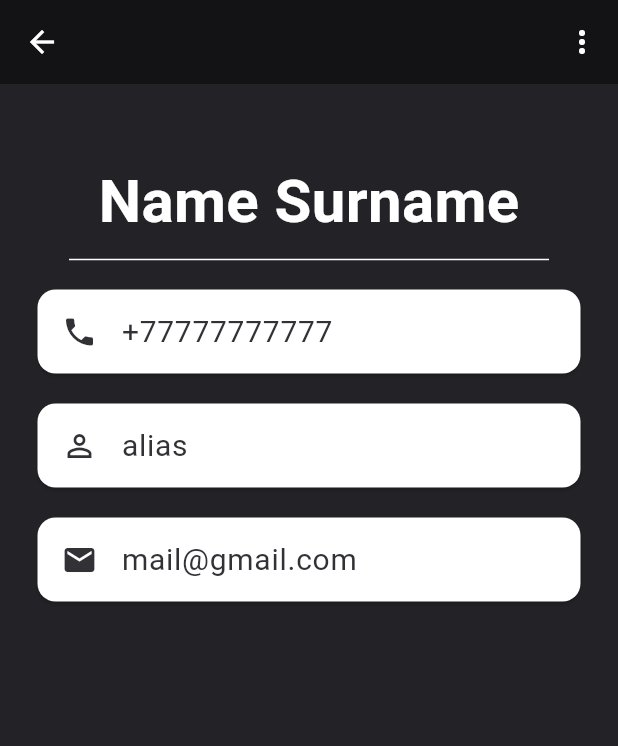
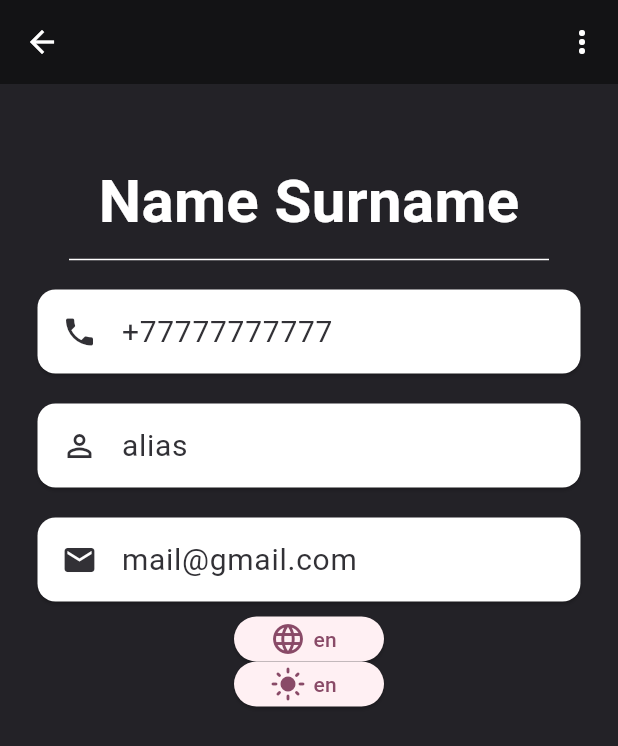
Before and after one commit to edikgoose/news-app, a Flutter app: the ProfilePage screen opened directly, on a phone screen of 412 x 824 dp. Shown: the top 746 px of the screen. Run offline on Flutter 3.47's test engine with Material 2 defaults, Android fonts, the light colour scheme and no system bars; our stand-ins replace firebase_core, firebase_crashlytics, flutter_riverpod, freezed_annotation; accounts and stored records are empty; generated files the repository leaves out were written again; network calls fail; Roboto replaces fonts that are missing (Pacifico, Source Sans Pro).

Commit message:
localization is ready, started work on themes

```diff
--- /dev/null
+++ b/l10n.yaml
@@ -0,0 +1,3 @@
+arb-dir: lib/l10n
+template-arb-file: app_en.arb
+output-localization-file: app_localizations.dart
--- a/lib/pages/profile_page.dart
+++ b/lib/pages/profile_page.dart
@@ -1,18 +1,25 @@
 import 'package:flutter/material.dart';
 import 'package:flutter_riverpod/flutter_riverpod.dart';
 import 'package:news_app/constants/colors.dart';
+import 'package:news_app/provider/theme_provider.dart';
 
 import '../news_model/user.dart';
+import '../provider/locale_provider.dart';
 import '../widgets/info_field_widget.dart';
 import 'auth_page.dart';
 
+
+bool theme = false;
 class ProfilePage extends ConsumerWidget {
   final UserModel user;
+
 
   const ProfilePage({required this.user, super.key});
 
   @override
   Widget build(BuildContext context, WidgetRef ref) {
+    final curLocale = ref.watch(localeProvider).locale;
+
     return Scaffold(
         backgroundColor: AppColors.background,
         appBar: AppBar(
@@ -73,6 +80,55 @@ class ProfilePage extends ConsumerWidget {
               InfoCard(text: user.phone, icon: Icons.phone),
               InfoCard(text: user.nickname, icon: Icons.perm_identity),
               InfoCard(text: user.mail, icon: Icons.email),
+              SizedBox(
+              width: 100,
+              height: 30,
+              child: ElevatedButton(
+                child: Row(
+                  mainAxisSize: MainAxisSize.max,
+                  mainAxisAlignment: MainAxisAlignment.start,
+                  children: [
+                    const Icon(
+                      Icons.language,
+                      size: 24.0,
+                    ),
+                    const SizedBox(
+                      width: 5,
+                      height: 30,
+                    ),
+                    Text(curLocale.languageCode),
+                  ],
+                ),
+                onPressed: () {
+                  ref.read(localeProvider.notifier).changeLocale();
+                },
+              ),
+            ),
+            SizedBox(
+              width: 100,
+              height: 30,
+              child: ElevatedButton(
+                child: Row(
+                  mainAxisSize: MainAxisSize.max,
+                  mainAxisAlignment: MainAxisAlignment.start,
+                  children: [
+                    Icon(
+                      theme ? Icons.dark_mode : Icons.light_mode,
+                      size: 24.0,
+                    ),
+                    const SizedBox(
+                      width: 5,
+                      height: 30,
+                    ),
+                    Text(curLocale.languageCode),
+                  ],
+                ),
+                onPressed: () {
+                  ref.read(themeProvider.notifier).toggle();
+                  theme = !theme;
+                },
+              ),
+            ),
             ],
           ),
         ));
--- a/lib/provider/news_provider.dart
+++ b/lib/provider/news_provider.dart
@@ -47,8 +47,9 @@ class NewsNotifier extends StateNotifier<NewsState> {
     for (var i = 0; i < news.length; i++) {
       if (news[i].content != null) {
         if (news[i].urlToImage == null) {
+
           news[i].urlToImage =
-              'https://github.com/edikgoose/news-app/tree/main/assets/images';
+              'https://raw.githubusercontent.com/edikgoose/news-app/%2326/assets/images/no_picture.png';
         }
         if (news[i].description == null) {
           news[i].description = '';
--- /dev/null
+++ b/lib/provider/theme_provider.dart
@@ -0,0 +1,13 @@
+import 'package:flutter_riverpod/flutter_riverpod.dart';
+
+class themeNotifier extends StateNotifier<bool> {
+  themeNotifier() : super(false);
+
+  void toggle() {
+    state = !state;
+  }
+}
+
+final themeProvider = StateNotifierProvider<themeNotifier, bool>(
+  (ref) => themeNotifier(),
+);
--- a/pubspec.yaml
+++ b/pubspec.yaml
@@ -24,6 +24,9 @@ dependencies:
   firebase_core: ^2.10.0
   http: ^0.13.5
   flutter_dotenv: ^5.0.2
+  flutter_localizations:
+    sdk: flutter
+  intl: any
 
 
 dev_dependencies:
@@ -44,3 +47,4 @@ flutter_icons:
 
 flutter:
   uses-material-design: true
+  generate: true
```
Also changed, not shown: lib/l10n/app_en.arb (added, +46 -0 lines), lib/l10n/app_ru.arb (added, +13 -0 lines), lib/main.dart (+25 -4 lines), lib/provider/locale_provider.dart (added, +28 -0 lines), lib/widgets/search_bar_widget.dart (+19 -7 lines), lib/news_model/news.g.dart, lib/provider/locale_provider.freezed.dart (added), pubspec.lock.
